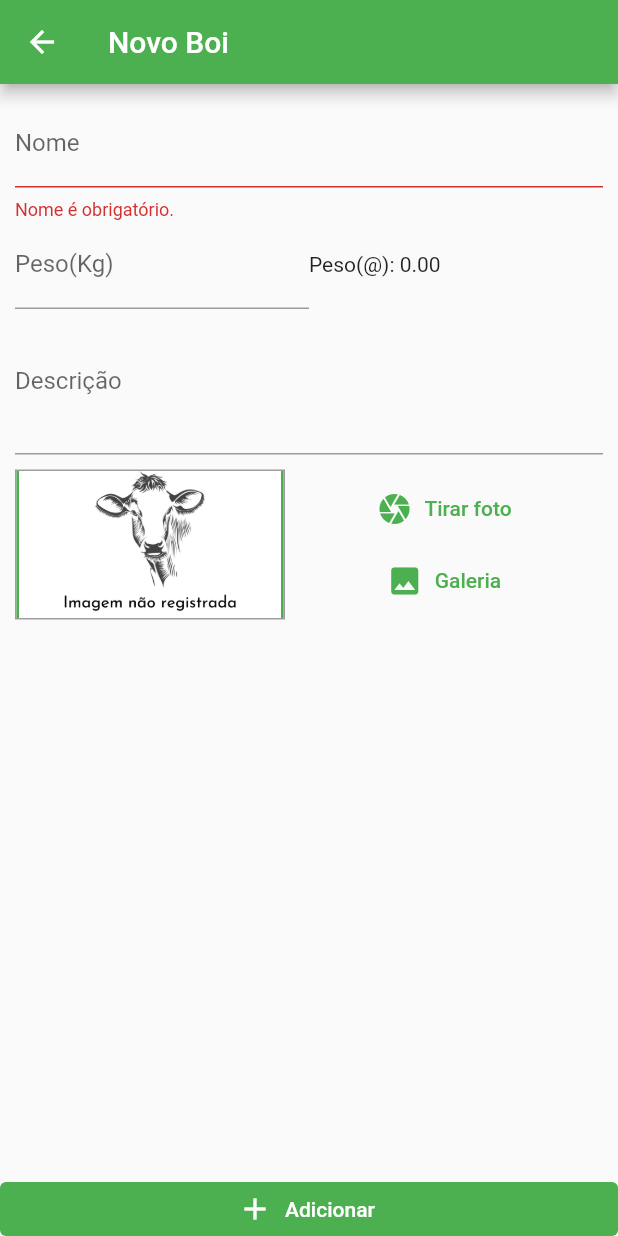
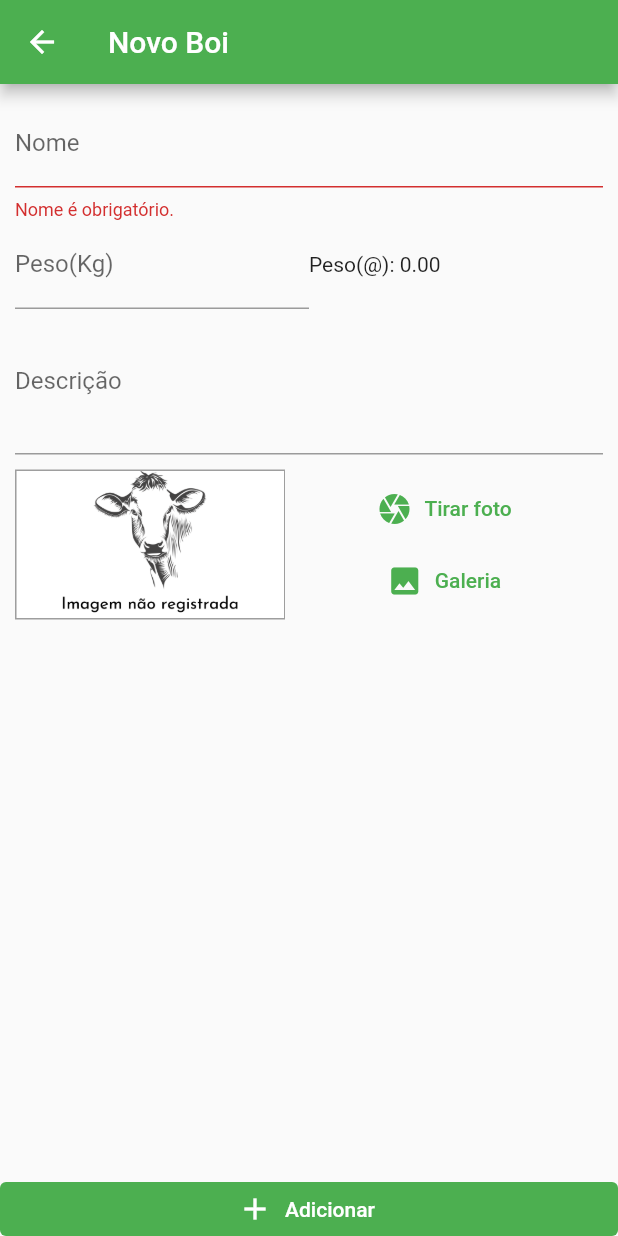
Before and after one commit to oscarbfs/FarmNote, a Flutter app: the CattleFormPage screen opened by its route, after a tap on "Adicionar", on a phone screen of 412 x 824 dp. Run offline on Flutter 3.47's test engine with Material 2 defaults, Android fonts, the light colour scheme and no system bars; our stand-ins replace flutter_mobx, image_picker, mobx, sqflite; accounts and stored records are empty; generated files the repository leaves out were written again.

Commit message:
Imgem Padrão #3

```diff
--- a/lib/components/image_input.dart
+++ b/lib/components/image_input.dart
@@ -5,6 +5,10 @@ import 'package:image_picker/image_picker.dart';
 import 'package:provider/provider.dart';
 
 class ImageInput extends StatelessWidget {
+  String initialImage;
+
+  ImageInput(this.initialImage);
+
   @override
   Widget build(BuildContext context) {
     final store = Provider.of<FarmNoteStore>(context);
@@ -18,14 +22,7 @@ class ImageInput extends StatelessWidget {
               border: Border.all(width: 1, color: Colors.grey),
             ),
             alignment: Alignment.center,
-            child: Container(
-            decoration: BoxDecoration(
-              color: Colors.green,
-              image: DecorationImage(
-                image: store.getCattleImageProvider(store.storedImage.path), // <-- Expecting ImageProvider
-              ),
-            ),
-          ),
+            child: store.showImageCattle(initialImage),
           ),
           const SizedBox(height: 10),
           Expanded(
--- a/lib/pages/cattle_form_page.dart
+++ b/lib/pages/cattle_form_page.dart
@@ -1,3 +1,5 @@
+import 'dart:io';
+
 import 'package:farm_note/components/image_input.dart';
 import 'package:farm_note/store/farmnote.store.dart';
 import 'package:flutter/material.dart';
@@ -10,7 +12,7 @@ class CattleFormPage extends StatelessWidget {
   @override
   Widget build(BuildContext context) {
     final store = Provider.of<FarmNoteStore>(context);
-    // store.storedImage = null;
+    store.storedImage = File(Uri.parse('assets/images/SemBoi.png').toString());
     store.weightArroba = 0.0;
 
     return Scaffold(
@@ -110,7 +112,7 @@ class CattleFormPage extends StatelessWidget {
                               .formData['description'] = description.toString(),
                         ),
                         const SizedBox(height: 10),
-                        ImageInput(),
+                        ImageInput(store.storedImage.path),
                       ],
                     ),
                   ),
--- a/lib/store/farmnote.store.dart
+++ b/lib/store/farmnote.store.dart
@@ -157,7 +157,6 @@ abstract class _FarmNoteStore with Store, ChangeNotifier {
 
   @action
   void submitForm(BuildContext context, String id) {
-
     final isValid = formKey.currentState?.validate() ?? false;
 
     if (!isValid) return;
@@ -220,7 +219,18 @@ abstract class _FarmNoteStore with Store, ChangeNotifier {
       provider = FileImage(File(uri.toString()));
     }
 
-    return  provider;
+    return provider;
+  }
+
+  Widget showImageCattle(String image) {
+    return Container(
+      decoration: BoxDecoration(
+        image: DecorationImage(
+          image: getCattleImageProvider(image),
+          fit: BoxFit.cover
+        ),
+      ),
+    );
   }
 
   @observable
```
Also changed, not shown: lib/components/cattle_grid_item.dart (+1 -12 lines), lib/screens/detail_screens/detail_screen.dart (+1 -9 lines), lib/screens/detail_screens/edit_screen.dart (+4 -10 lines), lib/screens/detail_screens/update_screen.dart (+4 -4 lines).
